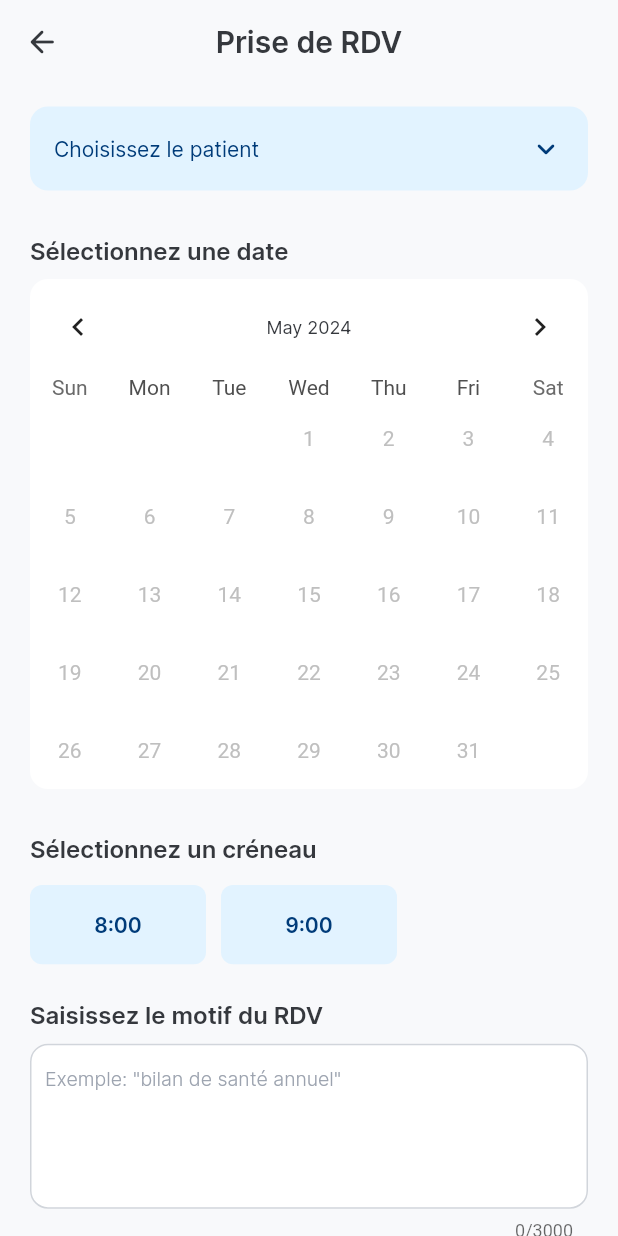
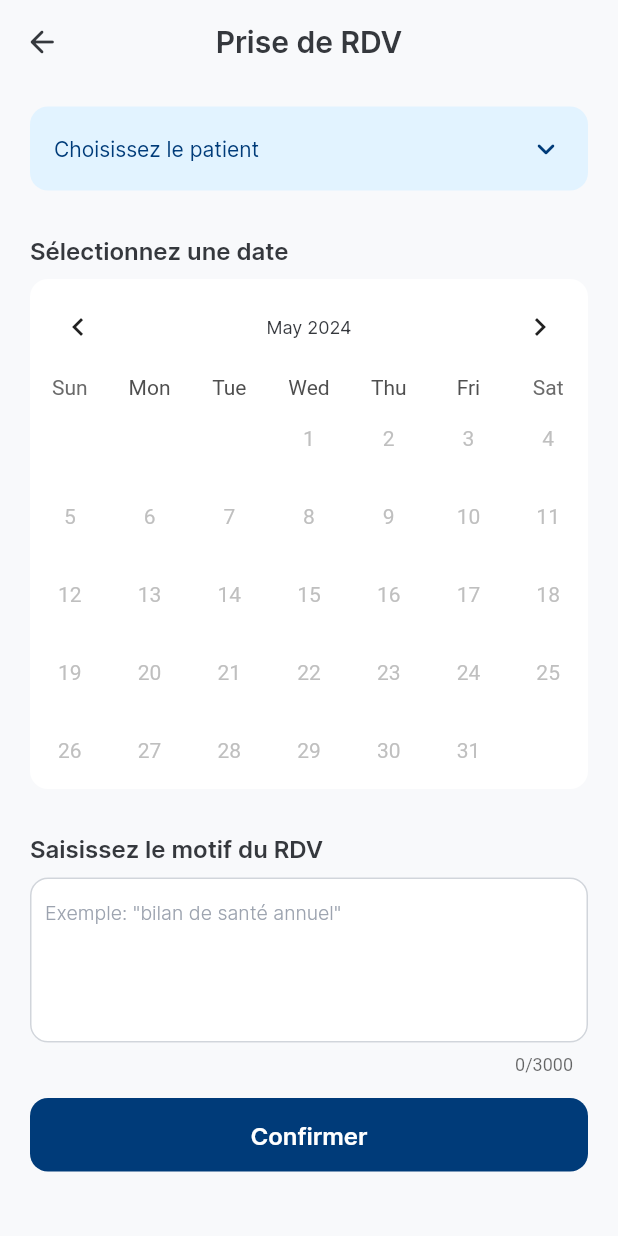
Before and after one commit to AmineMriri/gras_savoye_web, a Flutter app: the AddAptScreen screen opened directly with empty values, on a phone screen of 412 x 824 dp. Run offline on Flutter 3.47's test engine with Material 3 defaults, Android fonts, the light colour scheme and no system bars; drawn by our look-alikes of table_calendar; our stand-ins replace animated_custom_dropdown, badges, connectivity_plus, dotted_border, file_picker, flutter_slidable and 9 more; missing offline and left inert: encrypt, iconify_flutter, number_paginator, odoo_rpc, open_file_plus, open_settings_plus; accounts and stored records are empty.

Commit message:
loading time slots in ui

```diff
--- a/lib/models/appointment.dart
+++ b/lib/models/appointment.dart
@@ -9,6 +9,7 @@ class Appointment {
   final String time;
   final FamilyMember? familyMember;
   final String motif;
+  final String state;
   final String? cancelReason;
 
   Appointment({
@@ -18,6 +19,7 @@ class Appointment {
     required this.time,
     this.familyMember,
     required this.motif,
+    required this.state,
     this.cancelReason,
   });
 
@@ -29,11 +31,12 @@ class Appointment {
       time: json['time'],
       familyMember: json['patient'] == false ? null : json['patient'],
       motif: json['motif'],
+      state: json['state'],
       cancelReason: json['cancel_reason'] == false ? null : json['cancel_reason'],
     );
   }
   @override
   String toString() {
-    return 'Appointment{aptId: $aptId, doctor: $doctor, date: $date, time: $time, familyMember: $familyMember, motif: $motif}';
+    return 'Appointment{aptId: $aptId, doctor: $doctor, date: $date, time: $time, familyMember: $familyMember, motif: $motif, state: $state}';
   }
 }
--- a/lib/view_models/appointment_view_model.dart
+++ b/lib/view_models/appointment_view_model.dart
@@ -8,7 +8,7 @@ import '../models/responses/doctor/details_doctor_reponse.dart';
 import '../models/responses/doctor/list_doctors_response.dart';
 
 class AppointmentViewModel with ChangeNotifier {
-  OdooClient clientLocal = OdooClient('http://192.168.2.80:8069/');
+  OdooClient clientLocal = OdooClient('http://192.168.1.14:8069/');
 
   Future<AvDatesResponse> getAvailableDatesForPhysician(int physicianId) async {
     try {
--- a/lib/view_models/doctor_view_model.dart
+++ b/lib/view_models/doctor_view_model.dart
@@ -5,7 +5,7 @@ import '../models/responses/doctor/details_doctor_reponse.dart';
 import '../models/responses/doctor/list_doctors_response.dart';
 
 class DoctorViewModel with ChangeNotifier {
-  OdooClient clientLocal = OdooClient('http://192.168.2.80:8069/');
+  OdooClient clientLocal = OdooClient('http://192.168.1.14:8069/');
 
   /*Future<ListDoctorsResponse> getDoctors(int page, int pageSize) async {
     try {
--- a/lib/views/appointments/add_apt_screen.dart
+++ b/lib/views/appointments/add_apt_screen.dart
@@ -29,20 +29,6 @@ class AddAptScreen extends StatefulWidget {
 
 class _AddAptScreenState extends State<AddAptScreen> {
 
-  List<String> specialitiesList = [
-    'Généraliste',
-    'ORL',
-    'Dentiste',
-    'Radiologue',
-  ];
-
-  List<String> regionsList = [
-    'Ariana',
-    'Tunis',
-    'Bizerte',
-    'Nabeul',
-  ];
-
   List<String> patientsList = [
     'Ahmed',
     'Yassine',
@@ -50,17 +36,12 @@ class _AddAptScreenState extends State<AddAptScreen> {
     'Sarah',
   ];
 
-  List<String> docsList = [
-    'Dr X',
-    'Dr Y',
-    'Dr Z',
-  ];
-
-  CalendarFormat _calendarFormat = CalendarFormat.month;
+  final CalendarFormat _calendarFormat = CalendarFormat.month;
   DateTime _selectedDay = DateTime.now();
   DateTime _focusedDay = DateTime.now();
   late AppointmentViewModel appointmentViewModel;
   bool isLoadingDays = true;
+  bool isSlotsHidden = true;
   bool isLoadingSlots = false;
   bool isErrorDays = false;
   List<dynamic> dates=[];
@@ -82,6 +63,17 @@ class _AddAptScreenState extends State<AddAptScreen> {
         setState(() {
           dates=avDatesResponse.dates;
           print(dates);
+          print(_selectedDay);
+          bool isSelectedDayAvailable = dates.any((date) {
+            DateTime parsedDate = DateTime.parse(date);
+            return parsedDate.year == _selectedDay.year &&
+                parsedDate.month == _selectedDay.month &&
+                parsedDate.day == _selectedDay.day;
+          });
+          print(isSelectedDayAvailable);
+          if(isSelectedDayAvailable){
+            fetchTimeSlots(_selectedDay);
+          }
           isLoadingDays = false;
           isErrorDays = false;
         });
@@ -109,6 +101,10 @@ class _AddAptScreenState extends State<AddAptScreen> {
 
   Future<void> fetchTimeSlots(DateTime selectedDay) async {
     try {
+      setState(() {
+        isLoadingSlots = true;
+        isSlotsHidden = false;
+      });
       AvTimeSlotsResponse avTimeSlotsResponse=await appointmentViewModel.getAvailableTimeSlots(widget.docId, selectedDay);
 
       if (avTimeSlotsResponse.resCode == 1) {
@@ -116,28 +112,24 @@ class _AddAptScreenState extends State<AddAptScreen> {
         setState(() {
           slots=avTimeSlotsResponse.slots;
           print(slots);
-          /*isLoadingDays = false;
-          isErrorDays = false;*/
+          isLoadingSlots = false;
         });
       } else if (avTimeSlotsResponse.resCode == -1) {
         print("list is empty"); //TODO do something here
-        /*setState(() {
-          isLoadingDays = false;
-          isErrorDays = false;
-        });*/
+        setState(() {
+          isLoadingSlots = false;
+        });
       } else {
         print("error when getting list of time slots");
-        /*setState(() {
-          isLoadingDays = false;
-          isErrorDays = true;
-        });*/
+        setState(() {
+          isLoadingSlots = false;
+        });
       }
     } catch (error) {
       print("Error: $error");
-      /*setState(() {
-        isLoadingDays = false;
-        isErrorDays = true;
-      });*/
+      setState(() {
+        isLoadingSlots = false;
+      });
     }
   }
 
@@ -279,14 +271,24 @@ class _AddAptScreenState extends State<AddAptScreen> {
                         const SizedBox(
                           height: 30,
                         ),
+                        isSlotsHidden ? Container() :
+                        Column(
+                          crossAxisAlignment: CrossAxisAlignment.start,
+                          children: [
                             Text(
                               "Sélectionnez un créneau",
                               style: appTextStyles.onyxSemiBold16,
                             ),
                             const SizedBox(height: 15),
-                        _buildTimeList(themeProvider, appTextStyles, width),
+                            isLoadingSlots ? Container(
+                              margin: const EdgeInsets.only(bottom: 30),
+                              alignment: Alignment.center,
+                              child: const CircularProgressIndicator(),
+                            ) : _buildTimeList(themeProvider, appTextStyles, width),
                             const SizedBox(
                               height: 15,
+                            ),
+                          ],
                         ),
                         Text("Saisissez le motif du RDV",
                             style: appTextStyles.onyxSemiBold16),
@@ -416,11 +418,10 @@ class _AddAptScreenState extends State<AddAptScreen> {
 
   int selectedIndex = -1;
   String _selectedTime = "";
-  List<dynamic> slotsList = List.generate(2, (index) => "${index + 8}:00");
 
   Widget _buildTimeList(
       ThemeProvider themeProvider, AppTextStyles appTextStyles, double width) {
-    int count = slotsList.length;
+    int count = slots.length;
     const int itemsPerRow = 3;
     const double ratio = 100 / 45;
     const double horizontalPadding = 0;
@@ -437,7 +438,7 @@ class _AddAptScreenState extends State<AddAptScreen> {
           crossAxisSpacing: 10.0, // Spacing between columns
           childAspectRatio: ratio, // Adjust aspect ratio of each grid item
         ),
-        itemCount: slotsList.length,
+        itemCount: slots.length,
         itemBuilder: (context, index) {
           bool isSelected = selectedIndex == index;
 
@@ -445,7 +446,7 @@ class _AddAptScreenState extends State<AddAptScreen> {
             onTap: () {
               setState(() {
                 selectedIndex = index;
-                _selectedTime = slotsList[selectedIndex];
+                _selectedTime = slots[selectedIndex];
               });
             },
             child: Container(
@@ -455,7 +456,7 @@ class _AddAptScreenState extends State<AddAptScreen> {
               ),
               child: Center(
                 child: Text(
-                  slotsList[index],
+                  slots[index],
                   style: isSelected
                       ? appTextStyles.bubblesSemiBold14
                       : appTextStyles.ateneoBlueSemiBold14,
@@ -513,24 +514,20 @@ class _AddAptScreenState extends State<AddAptScreen> {
         outsideDaysVisible: false,
       ),
       calendarFormat: _calendarFormat,
+      selectedDayPredicate: (day) {
+        return isSameDay(_selectedDay, day);
+      },
+
       focusedDay: _focusedDay,
       firstDay: DateTime.now(),
       lastDay: DateTime.now().add(const Duration(days: 365)),
-      selectedDayPredicate: (day) {
-        return isSameDay(_selectedDay, day);
-      },
       onDaySelected: (selectedDay, focusedDay) {
         setState(() {
-          //slotsList = [];
           _selectedTime = "";
           selectedIndex = -1;
-          //isLoadingAv = true;
           _selectedDay = selectedDay;
           _focusedDay = focusedDay;
-          print(selectedDay);
           fetchTimeSlots(selectedDay);
-          //_fetchAvailabilities(DateFormat('yyyy-MM-dd')
-          //.format(_selectedDay));
         });
       },
     );
```
Lines whose indentation alone changed are shown as unchanged.
